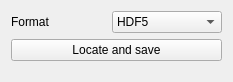
Old version of the form sdt/gui/locator/locate_saver.ui in the repository schuetzgroup/sdt-python.
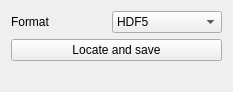
New version of the form.

Patch:
```diff
--- a/sdt/gui/locator/locate_saver.ui
+++ b/sdt/gui/locator/locate_saver.ui
@@ -7,7 +7,7 @@
     <x>0</x>
     <y>0</y>
     <width>233</width>
-    <height>82</height>
+    <height>92</height>
    </rect>
   </property>
   <property name="windowTitle">
```
Left out of the diff: 10 changed lines with no effect on the pictures.
